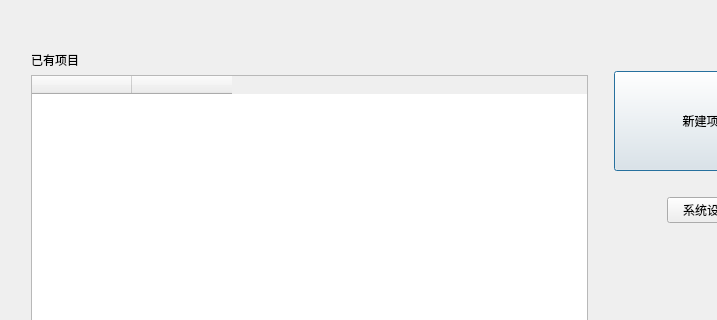
ZxxWs/IdentifyBuilding, file GUI/navigate.ui: the form before one commit; both pictures show x 0 to 717 and y 0 to 320 of the 830 by 544 pixel window.
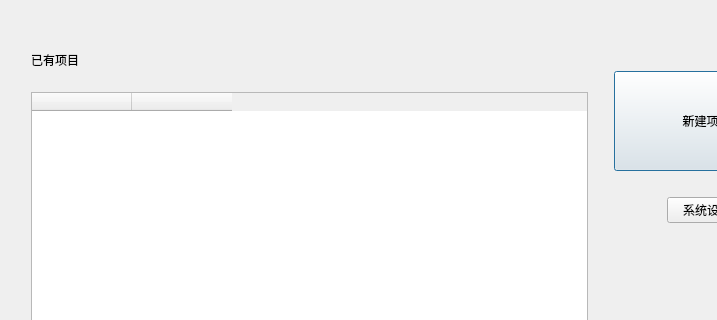
The form after the commit.

```diff
--- a/GUI/navigate.ui
+++ b/GUI/navigate.ui
@@ -32,7 +32,7 @@
         </spacer>
        </item>
        <item>
-        <layout class="QVBoxLayout" name="verticalLayout_3" stretch="0,0,1,0">
+        <layout class="QVBoxLayout" name="verticalLayout_3" stretch="0,0,0,1,0">
          <item>
           <spacer name="verticalSpacer">
            <property name="orientation">
@@ -53,6 +53,19 @@
            </property>
           </widget>
          </item>
+         <item>
+          <spacer name="verticalSpacer_4">
+           <property name="orientation">
+            <enum>Qt::Vertical</enum>
+           </property>
+           <property name="sizeHint" stdset="0">
+            <size>
+             <width>20</width>
+             <height>17</height>
+            </size>
+           </property>
+          </spacer>
+         </item>
          <item>
           <widget class="QTableWidget" name="tableWidget">
            <column>
```
